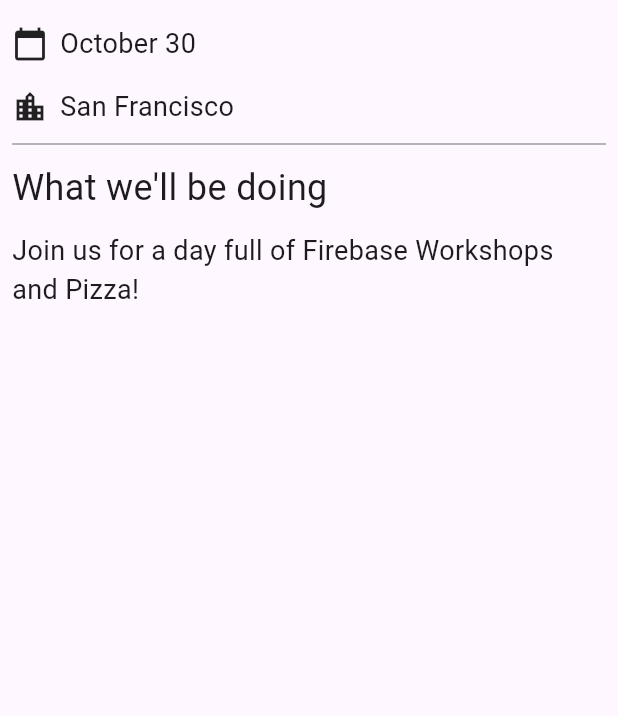
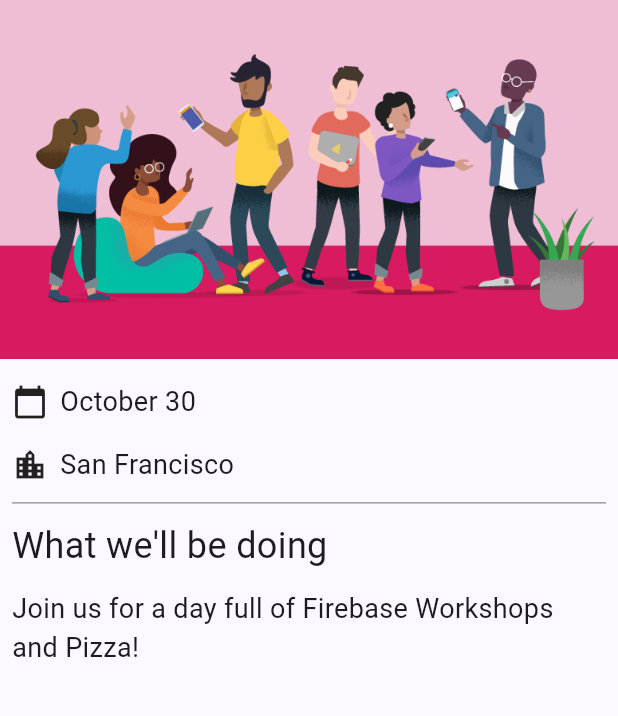
Before and after one commit to Annabelx61/firebase_demo, a Flutter app: the screen it shows after launch, on a phone screen of 412 x 824 dp, the part 84-800 px from its top. Run offline on Flutter 3.47's test engine with Material 3 defaults, Android fonts, the phone set to English and light mode, and no system bars; our stand-ins replace go_router, google_fonts.

```diff
--- a/firebase_demo/lib/home_page.dart
+++ b/firebase_demo/lib/home_page.dart
@@ -17,7 +17,7 @@ class HomePage extends StatelessWidget {
       ),
       body: ListView(
         children: <Widget>[
-          Image.asset('assets/codelab.png'),
+          Image.asset('lib/assets/codelab.png'),
           const SizedBox(height: 8),
           const IconAndDetail(Icons.calendar_today, 'October 30'),
           const IconAndDetail(Icons.location_city, 'San Francisco'),
--- a/firebase_demo/lib/main.dart
+++ b/firebase_demo/lib/main.dart
@@ -20,9 +20,9 @@ class App extends StatelessWidget {
       title: 'Firebase Meetup',
       theme: ThemeData(
         buttonTheme: Theme.of(context).buttonTheme.copyWith(
-              highlightColor: Colors.deepPurple,
+              highlightColor: const Color.fromARGB(255, 232, 226, 243),
             ),
-        colorScheme: ColorScheme.fromSeed(seedColor: Colors.deepPurple),
+        colorScheme: ColorScheme.fromSeed(seedColor: const Color.fromARGB(255, 233, 227, 244)),
         textTheme: GoogleFonts.robotoTextTheme(
           Theme.of(context).textTheme,
         ),
--- a/firebase_demo/pubspec.yaml
+++ b/firebase_demo/pubspec.yaml
@@ -48,7 +48,7 @@ dev_dependencies:
   # activated in the `analysis_options.yaml` file located at the root of your
   # package. See that file for information about deactivating specific lint
   # rules and activating additional ones.
-  flutter_lints: ^4.0.0
+  flutter_lints: ^5.0.0
 
 # For information on the generic Dart part of this file, see the
 # following page: https://dart.dev/tools/pub/pubspec
@@ -61,7 +61,7 @@ flutter:
   # the material Icons class.
   uses-material-design: true
   assets:
-    - assets/codelab.png
+    - lib/assets/codelab.png
 
   # To add assets to your application, add an assets section, like this:
   # assets:
```
Also changed, not shown: firebase_demo/pubspec.lock, 1 other file.
